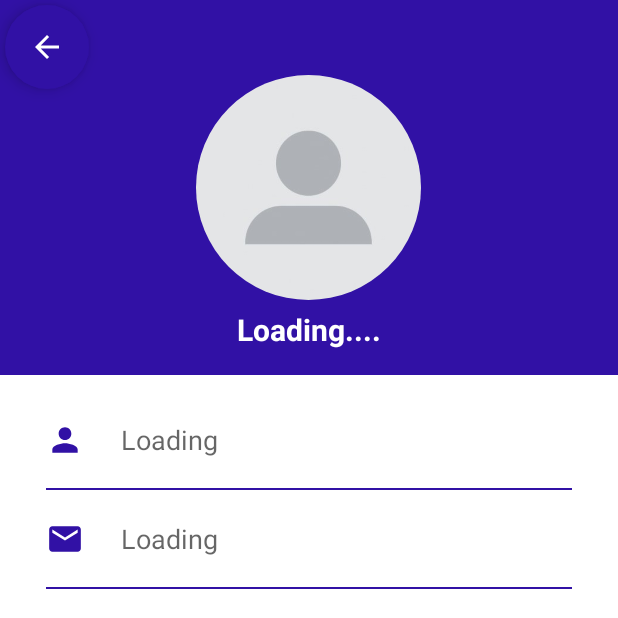
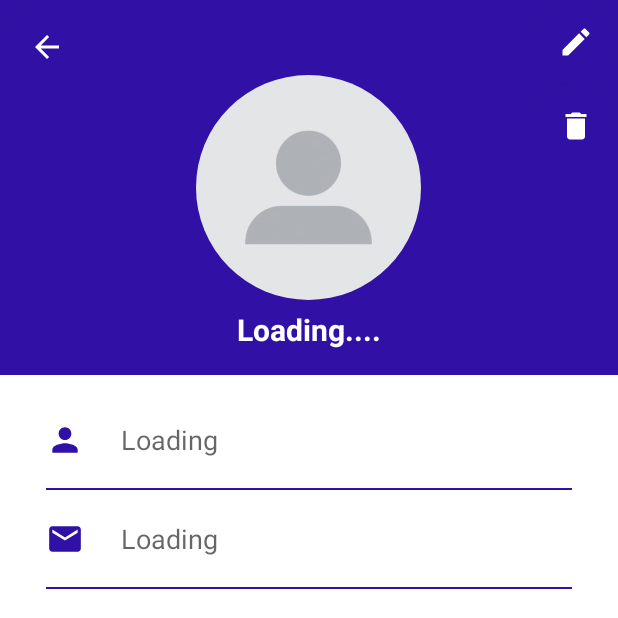
Before and after one commit to soumyaKaddouri/androidApp, an Android app: the UserData screen opened directly, with no data from a screen before it, on a phone screen of 412 x 824 dp, the top half of it. Run offline under Robolectric (Android 15) with nearby library versions, the phone set to English and light mode, and no system bars; our stand-ins replace Firebase (no records; nobody signed in at launch, a user with empty details on screens opened directly); plain views replace RoundedImageView; 4 statements that could not run were skipped.

Commit message:
delete and update Profile

```diff
--- a/app/src/main/AndroidManifest.xml
+++ b/app/src/main/AndroidManifest.xml
@@ -4,7 +4,8 @@
 
     <uses-permission android:name="android.permission.INTERNET" />
     <uses-permission android:name="android.permission.CALL_PHONE" />
-    <uses-permission android:name="android.permission.READ_EXTERNAL_STORAGE"/>
+    <uses-permission android:name="android.permission.READ_EXTERNAL_STORAGE" />
+
     <application
         android:allowBackup="true"
         android:icon="@mipmap/ic_launcher"
@@ -12,6 +13,9 @@
         android:roundIcon="@mipmap/ic_launcher_round"
         android:supportsRtl="true"
         android:theme="@style/AppTheme">
+        <activity
+            android:name=".UpdateUserActivity"
+            android:exported="false" />
         <activity
             android:name=".UploadFileActivity"
             android:exported="false" />
--- a/app/src/main/java/com/example/androidapp/ProfileFragment.java
+++ b/app/src/main/java/com/example/androidapp/ProfileFragment.java
@@ -83,7 +83,7 @@ public class ProfileFragment extends Fragment implements View.OnClickListener {
         editProfile.setOnClickListener(new View.OnClickListener() {
             @Override
             public void onClick(View view) {
-                Intent intent = new Intent(getActivity(), UploadFileActivity.class);
+                Intent intent = new Intent(getActivity(), EditProfileActivity.class);
                 startActivity(intent);
             }
         });
--- a/app/src/main/res/layout/activity_user_data.xml
+++ b/app/src/main/res/layout/activity_user_data.xml
@@ -23,16 +23,43 @@
             android:id="@+id/backButton"
             android:layout_width="wrap_content"
             android:layout_height="wrap_content"
-            android:layout_gravity="center|bottom"
             android:layout_marginStart="3dp"
             android:layout_marginTop="3dp"
             android:layout_marginEnd="3dp"
             android:layout_marginBottom="3dp"
+            android:layout_alignParentLeft="true"
             android:backgroundTint="@color/blueColor"
             android:contentDescription="Message"
             android:src="@drawable/ic_arrow"
             app:borderWidth="0dp"
-            app:tint="@color/white" />
+            app:tint="@color/white"
+            android:outlineSpotShadowColor="@color/blueColor"/>
+
+        <com.google.android.material.floatingactionbutton.FloatingActionButton
+            android:id="@+id/editBtn"
+            android:layout_width="wrap_content"
+            android:layout_height="wrap_content"
+            android:layout_alignParentRight="true"
+            android:backgroundTint="@color/blueColor"
+            android:contentDescription="Message"
+            android:src="@drawable/ic_edit"
+            app:borderWidth="0dp"
+            app:tint="@color/white"
+            android:outlineSpotShadowColor="@color/blueColor"/>
+          <com.google.android.material.floatingactionbutton.FloatingActionButton
+              android:id="@+id/deleteBtn"
+              android:layout_width="wrap_content"
+              android:layout_height="wrap_content"
+              android:layout_alignParentRight="true"
+              android:layout_below="@+id/editBtn"
+              android:layout_marginBottom="3dp"
+              android:backgroundTint="@color/blueColor"
+              android:contentDescription="Message"
+              android:src="@drawable/ic_delete"
+              app:borderWidth="0dp"
+              app:tint="@color/white"
+              android:outlineSpotShadowColor="@color/blueColor"/>
+
 
         <com.makeramen.roundedimageview.RoundedImageView
             android:id="@+id/imageProfile"
```
Also changed, not shown: app/src/main/java/com/example/androidapp/UpdateUserActivity.java (added, +93 -0 lines), app/src/main/java/com/example/androidapp/UserData.java (+74 -1 lines), app/src/main/res/layout/activity_update_user.xml (added, +152 -0 lines).
